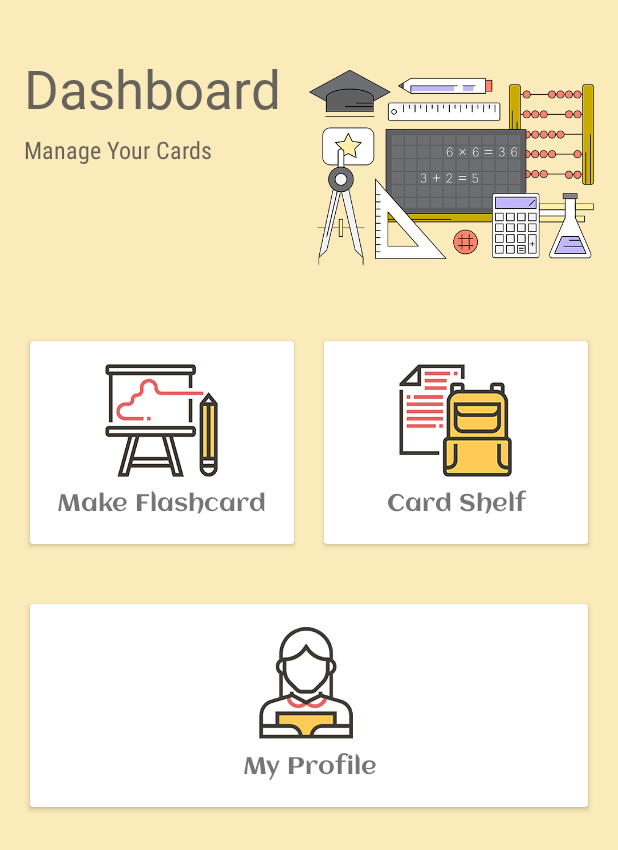
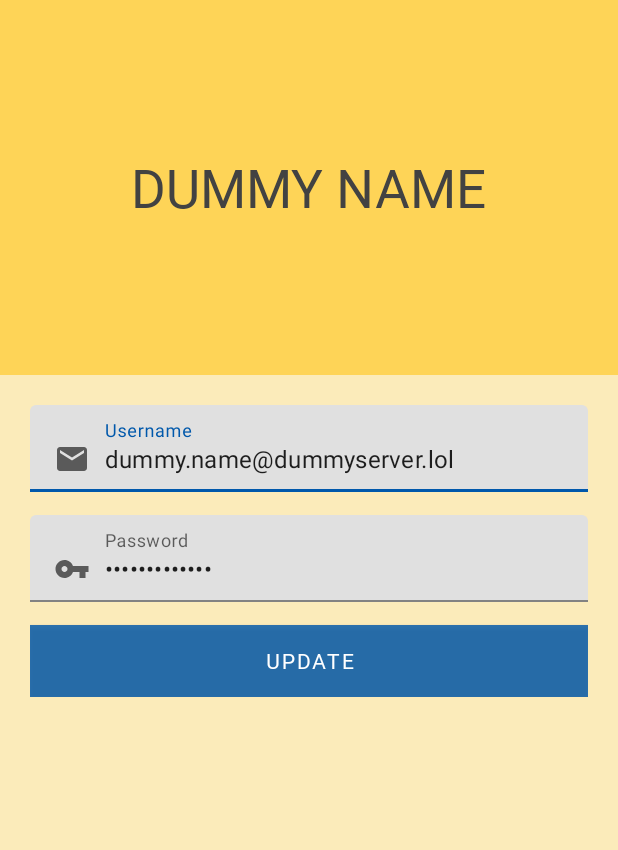
Before and after one commit to vmsaif/reversibleLearning, an Android app: the OptionsActivity screen opened directly, with no data from a screen before it, after a tap on "My Profile", on a phone screen of 412 x 824 dp. Shown: the top 850 px of the screen. Run offline under Robolectric (Android 15) with nearby library versions, the light colour scheme and no system bars.

Commit message:
fixed app crashing when switching to ProfileActivity.java from OptionsActivity.java and some minor tweaks.

```diff
--- a/app/src/main/AndroidManifest.xml
+++ b/app/src/main/AndroidManifest.xml
@@ -16,6 +16,7 @@
         <activity android:name="presentation.OptionsActivity" />
         <activity android:name="presentation.FlashcardActivity" />
         <activity android:name="presentation.RegisterActivity" />
+        <activity android:name="presentation.ProfileActivity" />
         <activity android:name=".MainActivity">
             <intent-filter>
                 <action android:name="android.intent.action.MAIN" />
--- a/app/src/main/java/presentation/OptionsActivity.java
+++ b/app/src/main/java/presentation/OptionsActivity.java
@@ -5,6 +5,7 @@ import android.content.Intent;
 import android.os.Bundle;
 import android.view.View;
 import android.widget.Button;
+import android.widget.LinearLayout;
 import android.widget.RelativeLayout;
 import android.widget.Toast;
 
--- a/app/src/main/java/presentation/ProfileActivity.java
+++ b/app/src/main/java/presentation/ProfileActivity.java
@@ -2,14 +2,35 @@ package presentation;
 
 import android.app.Activity;
 import android.os.Bundle;
+import android.view.View;
+
+import androidx.appcompat.app.AppCompatActivity;
+
+import com.google.android.material.button.MaterialButton;
+import com.google.android.material.textfield.TextInputLayout;
 
 import flashcard.group5.application.R;
 import logic.Account;
 
-public class ProfileActivity extends Activity {
+public class ProfileActivity extends AppCompatActivity {
+
+    TextInputLayout userName, password;
+    MaterialButton updateButton;
+
     @Override
-    public void onCreate(Bundle savedInstanceState) {
+    protected void onCreate(Bundle savedInstanceState) {
         super.onCreate(savedInstanceState);
         setContentView(R.layout.activity_profile);
+
+        userName = findViewById(R.id.profileUserNameField);
+        password = findViewById(R.id.profilePasswordField);
+        updateButton = findViewById(R.id.profileUpdateButton);
+
+        updateButton.setOnClickListener(new View.OnClickListener() {
+            @Override
+            public void onClick(View view) {
+                // button things
+            }
+        });
     }
 }
--- a/app/src/main/res/layout/activity_profile.xml
+++ b/app/src/main/res/layout/activity_profile.xml
@@ -158,6 +158,7 @@
 
         <!--        Email Text Box-->
         <com.google.android.material.textfield.TextInputLayout
+            android:id="@+id/profileUserNameField"
             android:layout_width="match_parent"
             android:layout_height="wrap_content"
             android:layout_marginBottom="15dp"
@@ -177,6 +178,7 @@
 
         <!--        Password Text Box-->
         <com.google.android.material.textfield.TextInputLayout
+            android:id="@+id/profilePasswordField"
             android:layout_width="match_parent"
             android:layout_height="wrap_content"
             android:layout_marginBottom="15dp"
@@ -195,6 +197,7 @@
 
         <!--        update button-->
         <com.google.android.material.button.MaterialButton
+            android:id="@+id/profileUpdateButton"
             android:layout_width="match_parent"
             android:layout_height="wrap_content"
             android:background="@color/yollowishButtonColor"
```
Also changed, not shown: app/src/main/res/layout/activity_login.xml (+2 -7 lines).
